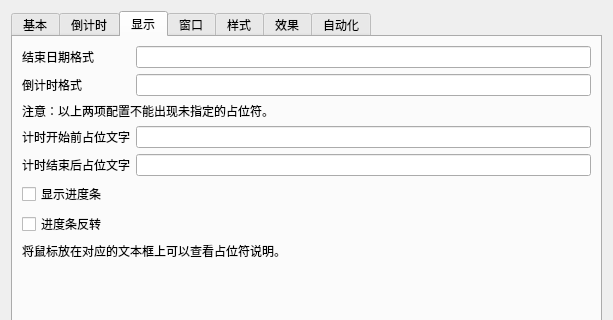
First picture: the form in UISource/profile_config_ui.ui, repository HelloWRC/W-DesktopCountdown, before the edit; both pictures show x 0 to 613 and y 0 to 320 of the 613 by 668 pixel window.
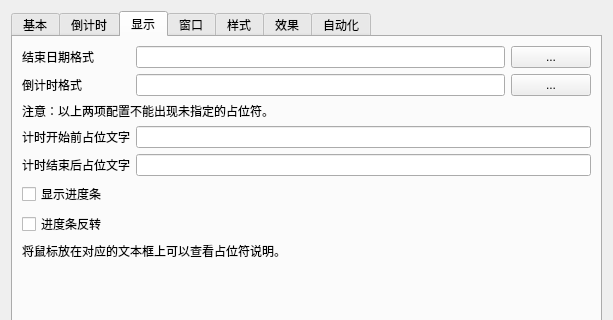
Second picture: the form after the edit. The open tabs and pages were chosen to show the change. Icons and pictures are not drawn.

What changed in the file:
```diff
--- a/UISource/profile_config_ui.ui
+++ b/UISource/profile_config_ui.ui
@@ -194,12 +194,23 @@
         </widget>
        </item>
        <item row="0" column="1">
+        <layout class="QHBoxLayout" name="horizontalLayout_8">
+         <item>
         <widget class="QLineEdit" name="le_target_format">
          <property name="toolTip">
           <string>&lt;html&gt;&lt;head/&gt;&lt;body&gt;&lt;p&gt;占位符说明：&lt;/p&gt;&lt;p&gt;%Y：年（%y：当年后两位数）&lt;/p&gt;&lt;p&gt;%M：月&lt;/p&gt;&lt;p&gt;%d：日&lt;/p&gt;&lt;p&gt;%H：小时（24小时制）&lt;/p&gt;&lt;p&gt;%h：小时（12小时制）&lt;/p&gt;&lt;p&gt;%m：分钟&lt;/p&gt;&lt;p&gt;%s：秒&lt;/p&gt;&lt;/body&gt;&lt;/html&gt;</string>
          </property>
         </widget>
        </item>
+         <item>
+          <widget class="QPushButton" name="btn_edit_target_format">
+           <property name="text">
+            <string>...</string>
+           </property>
+          </widget>
+         </item>
+        </layout>
+       </item>
        <item row="1" column="0">
         <widget class="QLabel" name="lb_countdown_format">
          <property name="text">
@@ -211,6 +222,8 @@
         </widget>
        </item>
        <item row="1" column="1">
+        <layout class="QHBoxLayout" name="horizontalLayout_9">
+         <item>
         <widget class="QLineEdit" name="le_countdown_format">
          <property name="toolTip">
           <string>&lt;html&gt;&lt;head/&gt;&lt;body&gt;&lt;p&gt;占位符说明：&lt;/p&gt;&lt;p&gt;%D：天&lt;/p&gt;&lt;p&gt;%H：小时&lt;/p&gt;&lt;p&gt;%M：分钟&lt;/p&gt;&lt;p&gt;%S：秒&lt;/p&gt;&lt;/body&gt;&lt;/html&gt;</string>
@@ -220,6 +233,15 @@
          </property>
         </widget>
        </item>
+         <item>
+          <widget class="QPushButton" name="btn_edit_countdown_format">
+           <property name="text">
+            <string>...</string>
+           </property>
+          </widget>
+         </item>
+        </layout>
+       </item>
        <item row="2" column="0" colspan="2">
         <widget class="QLabel" name="lb_countdown_format_description">
          <property name="text">
@@ -253,33 +275,20 @@
        <item row="4" column="1">
         <widget class="QLineEdit" name="le_end_text"/>
        </item>
-       <item row="5" column="0" colspan="2">
+       <item row="5" column="0">
         <widget class="QCheckBox" name="cb_show_progressbar">
          <property name="text">
           <string>显示进度条</string>
          </property>
         </widget>
        </item>
-       <item row="6" column="0" colspan="2">
+       <item row="6" column="0">
         <widget class="QCheckBox" name="cb_reverse_progressbar">
          <property name="text">
           <string>进度条反转</string>
          </property>
         </widget>
        </item>
-       <item row="8" column="0" colspan="2">
-        <spacer name="verticalSpacer_3">
-         <property name="orientation">
-          <enum>Qt::Vertical</enum>
-         </property>
-         <property name="sizeHint" stdset="0">
-          <size>
-           <width>20</width>
-           <height>40</height>
-          </size>
-         </property>
-        </spacer>
-       </item>
        <item row="7" column="0" colspan="2">
         <widget class="QLabel" name="label_2">
          <property name="text">
```
Left out of the diff: 4 changed lines with no effect on the pictures. Lines whose indentation alone changed are shown as unchanged.
